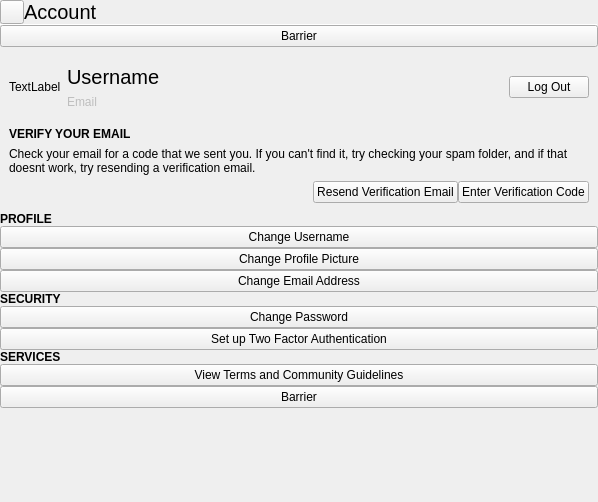
This is online/accountdialog.ui in vicr123/libentertaining as Qt 5 draws it before an edit. The edited form follows.
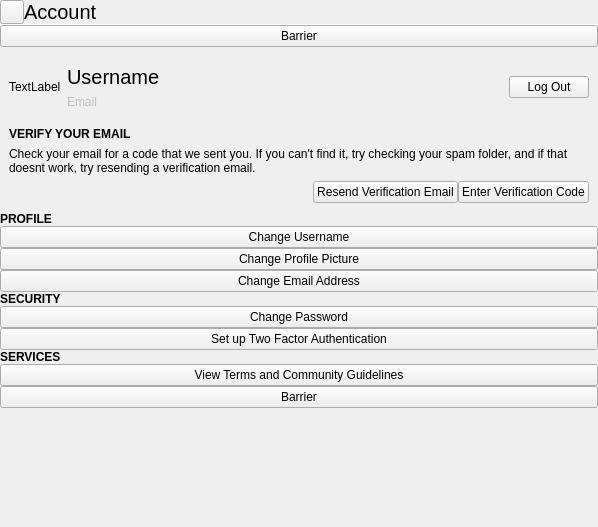
This is the edited form. Icons and pictures are not drawn. Custom widgets are drawn as their Qt base class.

The edit to the form file:
```diff
--- a/online/accountdialog.ui
+++ b/online/accountdialog.ui
@@ -7,7 +7,7 @@
     <x>0</x>
     <y>0</y>
     <width>598</width>
-    <height>502</height>
+    <height>527</height>
    </rect>
   </property>
   <property name="windowTitle">
```
Left out of the diff: 2 changed lines with no effect on the pictures.
